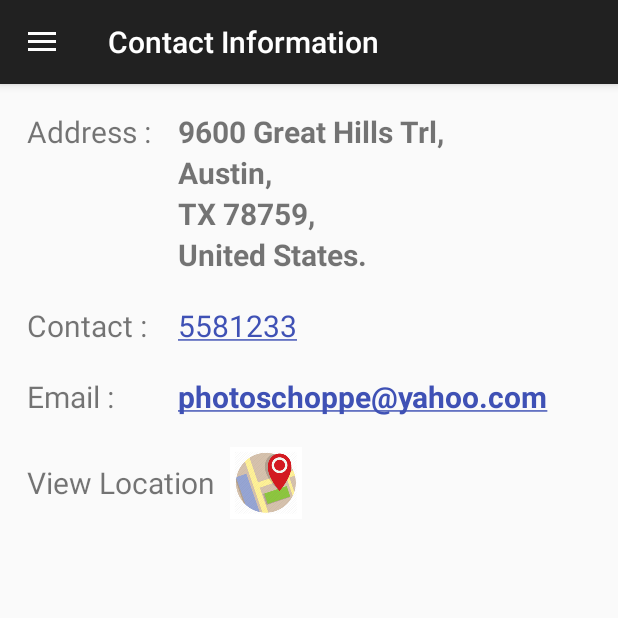
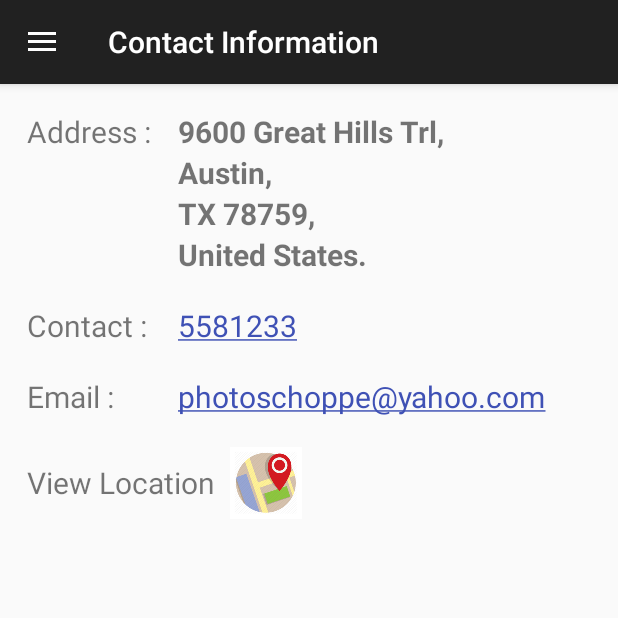
Before and after one commit to AppSecAI-TEST/ThePhotoSchoppe, an Android app: the screen it shows after launch (MainActivity), in the side drawer, after a tap on "Contact Info", on a phone screen of 412 x 824 dp, the top half of it. Run offline under Robolectric (Android 15) with nearby library versions, the light colour scheme and no system bars; our stand-ins replace Picasso; pictures from the network do not load; 13 statements that could not run were skipped.

Commit message:
new constraint added

```diff
--- a/app/src/main/java/com/example/acer/thephotoschoppe/flickr/Constants.java
+++ b/app/src/main/java/com/example/acer/thephotoschoppe/flickr/Constants.java
@@ -11,14 +11,14 @@ import com.example.acer.thephotoschoppe.R;
 class Constants {
 
     static String baseUrl = "https://api.flickr.com/services/feeds/photos_public.gne";
-    static String userId = "26156338@N07";
+    static String userId = "52197692@N05";
     static String format = "json";
     static String nojsoncallback="1";
 
     static String userIdPrompt = "user_id";
     static String formatPrompt = "format";
     static String nojsoncallbackPrompt = "nojsoncallback";
-
+//151909443@N07
 
     //https://api.flickr.com/services/feeds/photos_public.gne
     // ?id=26156338@N07
--- a/app/src/main/res/values/strings.xml
+++ b/app/src/main/res/values/strings.xml
@@ -28,7 +28,7 @@
 
 
     <!--company details-->
-    <string name="company_email"><b><u>photoschoppe@yahoo.com</u></b></string>
+    <string name="company_email"><u>photoschoppe@yahoo.com</u></string>
     <string name="company_contact_no"><u>5581233</u></string>
     <string name="company_address_line_1"><b>9600 Great Hills Trl,</b></string>
     <string name="company_address_line_2"><b>Austin,</b></string>
```
